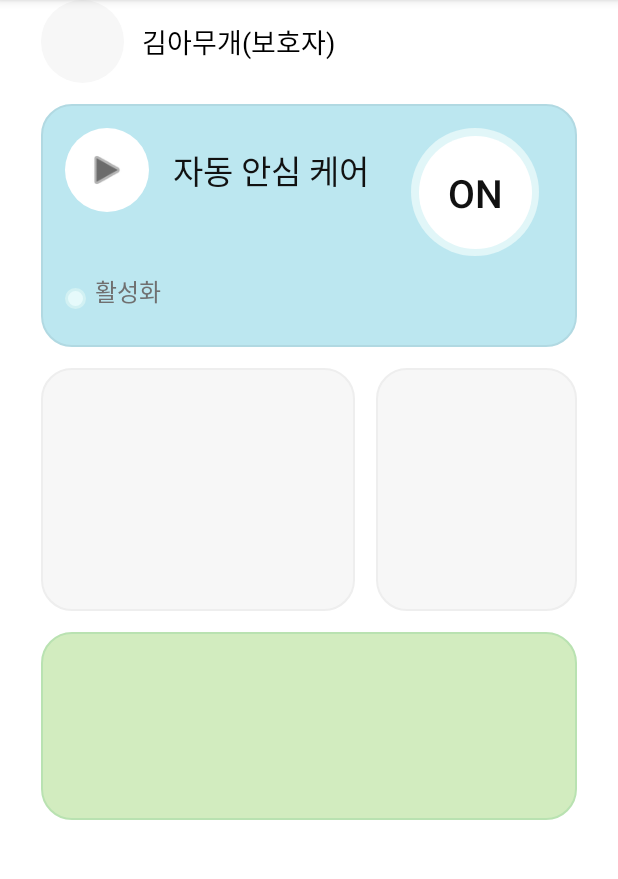
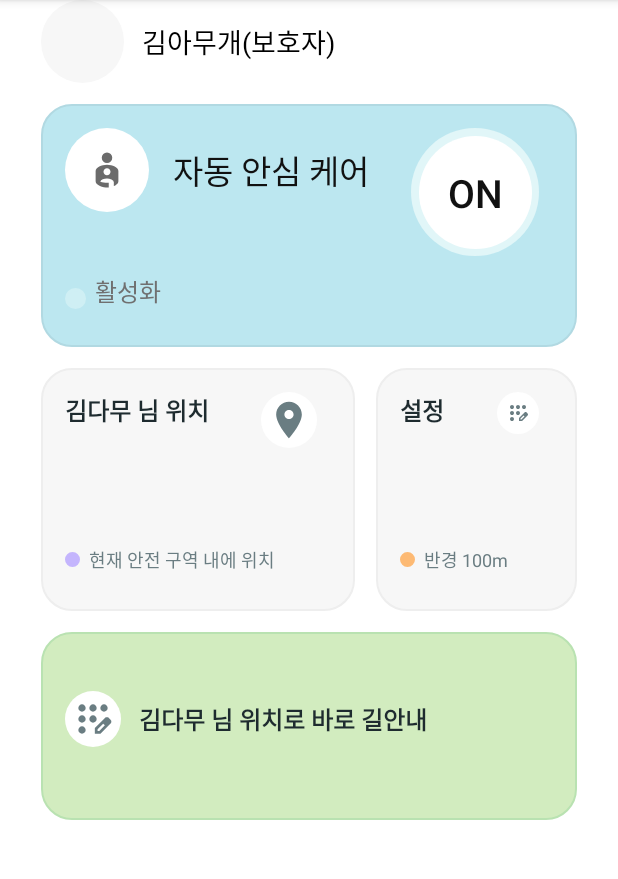
Before and after one commit to hyojeong130/dolbomgil_android_protect, an Android app built with Jetpack Compose: the HomeActivity screen opened directly, with no data from a screen before it, on a phone screen of 412 x 824 dp, the part 84-963 px from its top. Run offline under Robolectric (Android 15) with nearby library versions, the phone set to English and light mode, and no system bars.

Commit message:
메인화면 ui 구현

```diff
--- a/app/src/main/java/com/example/dive_pre/HomeActivity.kt
+++ b/app/src/main/java/com/example/dive_pre/HomeActivity.kt
@@ -1,34 +1,83 @@
 package com.example.dive_pre
 
+import android.content.Intent
+import android.content.res.ColorStateList
+import android.graphics.Color
+import android.net.Uri
 import android.os.Bundle
 import androidx.appcompat.app.AppCompatActivity
+import androidx.core.view.ViewCompat
 import com.example.dive_pre.databinding.ActivityHomeBinding
 import com.example.dive_pre.databinding.ViewCardAutoBinding
+import com.example.dive_pre.databinding.ViewCardLocationBinding
+import com.example.dive_pre.databinding.ViewCardSettingBinding
+import com.example.dive_pre.databinding.ViewCardGuideBinding
 
 class HomeActivity : AppCompatActivity() {
 
     private lateinit var vb: ActivityHomeBinding
-    private lateinit var autoCardBinding: ViewCardAutoBinding   // nullable 아님
+    private lateinit var autoCardBinding: ViewCardAutoBinding
+    private lateinit var locationCard: ViewCardLocationBinding
+    private lateinit var settingsCard: ViewCardSettingBinding
+    private lateinit var guideCard: ViewCardGuideBinding
 
+    // 데모 상태값
     private var isAutoOn = true
+    private var inSafeZone = true
+    private var radiusMeters = 100
+    private var targetName = "김다무"
+    private var targetLat = 35.2329
+    private var targetLng = 129.0827
 
     override fun onCreate(savedInstanceState: Bundle?) {
         super.onCreate(savedInstanceState)
         vb = ActivityHomeBinding.inflate(layoutInflater)
         setContentView(vb.root)
 
-        // ⬇️ bind() 호출 없이 그대로 사용
+        // include -> 바인딩 (activity_home.xml에서 include의 id가 이 이름이어야 함)
         autoCardBinding = vb.includeAuto
+        locationCard    = vb.includeLocation
+        settingsCard    = vb.includeSettings
+        guideCard       = vb.includeGuide
 
+        // 초기 렌더
         renderAutoCard()
+        renderLocationCard()
+        renderSettingsCard()
+        renderGuideCard()
 
+        // 리스너
         autoCardBinding.toggleGroup.setOnClickListener {
             isAutoOn = !isAutoOn
             renderAutoCard()
         }
+
+        // 위치 카드: 전체 클릭으로 상태 토글(데모)
+        locationCard.root.setOnClickListener {
+            inSafeZone = !inSafeZone
+            renderLocationCard()
+        }
+
+        // 설정 카드: 반경 토글(데모)
+        settingsCard.root.setOnClickListener {
+            radiusMeters = if (radiusMeters == 100) 200 else 100
+            renderSettingsCard()
+        }
+
+        // 길안내 카드: 지도 열기
+        guideCard.root.setOnClickListener {
+            val uri = Uri.parse("geo:$targetLat,$targetLng?q=$targetLat,$targetLng($targetName)")
+            startActivity(Intent(Intent.ACTION_VIEW, uri))
+        }
     }
 
     private fun renderAutoCard() = with(autoCardBinding) {
+        // 1) 카드 전체 배경(부모 FrameLayout: activity_home.xml의 @id/cardAuto)
+        vb.cardAuto.setBackgroundResource(
+            if (isAutoOn) R.drawable.bg_card_auto_on else R.drawable.bg_card_auto_off
+        )
+
+        // 2) 토글 비주얼
         ivToggleOuter.setBackgroundResource(
             if (isAutoOn) R.drawable.bg_toggle_outer_on else R.drawable.bg_toggle_outer_off
         )
@@ -36,7 +85,34 @@ class HomeActivity : AppCompatActivity() {
             if (isAutoOn) R.drawable.bg_toggle_inner_on else R.drawable.bg_toggle_inner_off
         )
         tvToggle.text = if (isAutoOn) "ON" else "OFF"
-        ivDot.setBackgroundResource(R.drawable.bg_status_dot)
+
+        // 3) 상태 문구 & 점 색상
         tvStatus.text = if (isAutoOn) "활성화" else "비활성화"
+
+        // 점은 하나의 shape(bg_status_dot)만 쓰고 틴트로 색만 변경
+        // ▶ 아래 색상 코드는 피그마에 맞춰 원하는 값으로 바꿔도 됨
+        val dotColor = if (isAutoOn) Color.parseColor("#CFEFF4") else Color.parseColor("#BDBDBD")
+        ViewCompat.setBackgroundTintList(ivDot, ColorStateList.valueOf(dotColor))
+
+        // (선택) 타이틀 글자색도 OFF일 때 살짝 흐리게 하고 싶다면:
+        // tvTitle.setTextColor(Color.parseColor(if (isAutoOn) "#111111" else "#8E8E93"))
+    }
+
+
+    private fun renderLocationCard() = with(locationCard) {
+        tvTitle.text = "$targetName 님 위치"
+        val dotColor = if (inSafeZone) Color.parseColor("#C4B5FD") else Color.parseColor("#FCA5A5")
+        ViewCompat.setBackgroundTintList(ivDot, ColorStateList.valueOf(dotColor))
+        tvStatus.text = if (inSafeZone) "현재 안전 구역 내에 위치" else "안전 구역 밖에 있음"
+    }
+
+    private fun renderSettingsCard() = with(settingsCard) {
+        tvTitle.text = "설정"
+        ViewCompat.setBackgroundTintList(ivDot, ColorStateList.valueOf(Color.parseColor("#FDBA74")))
+        tvDesc.text = "반경 ${radiusMeters}m"
+    }
+
+    private fun renderGuideCard() = with(guideCard) {
+        tvTitle.text = "$targetName 님 위치로 바로 길안내"
     }
 }
--- /dev/null
+++ b/app/src/main/res/drawable/baseline_location_on_24.xml
@@ -0,0 +1,5 @@
+<vector xmlns:android="http://schemas.android.com/apk/res/android" android:height="24dp" android:tint="#000000" android:viewportHeight="24" android:viewportWidth="24" android:width="24dp">
+
+    <path android:fillColor="@android:color/white" android:pathData="M12,2C8.13,2 5,5.13 5,9c0,5.25 7,13 7,13s7,-7.75 7,-13c0,-3.87 -3.13,-7 -7,-7zM12,11.5c-1.38,0 -2.5,-1.12 -2.5,-2.5s1.12,-2.5 2.5,-2.5 2.5,1.12 2.5,2.5 -1.12,2.5 -2.5,2.5z"/>
+
+</vector>
--- a/app/src/main/res/drawable/bg_card_auto_off.xml
+++ b/app/src/main/res/drawable/bg_card_auto_off.xml
@@ -2,5 +2,5 @@
 <shape xmlns:android="http://schemas.android.com/apk/res/android">
     <solid android:color="#D7D7D7"/>         <!-- OFF 배경 -->
     <corners android:radius="20dp"/>
-    <stroke android:width="10dp" android:color="#BBBBBB"/>  <!-- 선 -->
+    <stroke android:width="1dp" android:color="#BBBBBB"/>  <!-- 선 -->
 </shape>
--- /dev/null
+++ b/app/src/main/res/drawable/outline_account_child_invert_24.xml
@@ -0,0 +1,5 @@
+<vector xmlns:android="http://schemas.android.com/apk/res/android" android:height="24dp" android:tint="#000000" android:viewportHeight="960" android:viewportWidth="960" android:width="24dp">
+
+    <path android:fillColor="@android:color/white" android:pathData="M480,80Q530,80 565,115Q600,150 600,200Q600,250 565,285Q530,320 480,320Q430,320 395,285Q360,250 360,200Q360,150 395,115Q430,80 480,80ZM480,360Q527,360 573,371Q619,382 656,402Q694,421 717,447Q740,473 740,504L740,736Q740,753 732,769.5Q724,786 710,800Q696,814 677.5,826Q659,838 636,848L636,758Q636,720 583.5,696Q531,672 480,672Q430,672 383.5,692.5Q337,713 326,746Q364,761 404,767Q444,773 486,774Q494,774 502.5,774Q511,774 520,774L520,878Q513,880 505.5,880Q498,880 490,880Q454,880 407.5,872Q361,864 319,847Q277,830 248.5,802.5Q220,775 220,736L220,504Q220,473 243,447Q266,421 303,402Q341,382 387,371Q433,360 480,360ZM480,600Q513,600 536.5,576.5Q560,553 560,520Q560,487 536.5,463.5Q513,440 480,440Q447,440 423.5,463.5Q400,487 400,520Q400,553 423.5,576.5Q447,600 480,600Z"/>
+
+</vector>
--- /dev/null
+++ b/app/src/main/res/drawable/outline_app_registration_24.xml
@@ -0,0 +1,5 @@
+<vector xmlns:android="http://schemas.android.com/apk/res/android" android:height="24dp" android:tint="#000000" android:viewportHeight="960" android:viewportWidth="960" android:width="24dp">
+
+    <path android:fillColor="@android:color/white" android:pathData="M240,800Q207,800 183.5,776.5Q160,753 160,720Q160,687 183.5,663.5Q207,640 240,640Q273,640 296.5,663.5Q320,687 320,720Q320,753 296.5,776.5Q273,800 240,800ZM240,560Q207,560 183.5,536.5Q160,513 160,480Q160,447 183.5,423.5Q207,400 240,400Q273,400 296.5,423.5Q320,447 320,480Q320,513 296.5,536.5Q273,560 240,560ZM240,320Q207,320 183.5,296.5Q160,273 160,240Q160,207 183.5,183.5Q207,160 240,160Q273,160 296.5,183.5Q320,207 320,240Q320,273 296.5,296.5Q273,320 240,320ZM480,320Q447,320 423.5,296.5Q400,273 400,240Q400,207 423.5,183.5Q447,160 480,160Q513,160 536.5,183.5Q560,207 560,240Q560,273 536.5,296.5Q513,320 480,320ZM720,320Q687,320 663.5,296.5Q640,273 640,240Q640,207 663.5,183.5Q687,160 720,160Q753,160 776.5,183.5Q800,207 800,240Q800,273 776.5,296.5Q753,320 720,320ZM480,560Q447,560 423.5,536.5Q400,513 400,480Q400,447 423.5,423.5Q447,400 480,400Q513,400 536.5,423.5Q560,447 560,480Q560,513 536.5,536.5Q513,560 480,560ZM520,800L520,677L741,457Q750,448 761,444Q772,440 783,440Q795,440 806,444.5Q817,449 826,458L863,495Q871,504 875.5,515Q880,526 880,537Q880,548 876,559.5Q872,571 863,580L643,800L520,800ZM820,537L820,537L783,500L783,500L820,537ZM580,740L618,740L739,618L721,599L702,581L580,702L580,740ZM721,599L702,581L702,581L739,618L739,618L721,599Z"/>
+
+</vector>
--- a/app/src/main/res/layout/activity_home.xml
+++ b/app/src/main/res/layout/activity_home.xml
@@ -9,6 +9,7 @@
     android:paddingEnd="@dimen/home_side_pad"
     tools:context=".HomeActivity">
 
+    <!-- 프로필 섹션 -->
     <LinearLayout
         android:id="@+id/profileSection"
         android:layout_width="wrap_content"
@@ -18,13 +19,11 @@
         app:layout_constraintTop_toTopOf="parent"
         app:layout_constraintStart_toStartOf="parent">
 
-        <!-- 원형 프로필 대체 -->
         <View
             android:layout_width="55dp"
             android:layout_height="55dp"
             android:background="@drawable/bg_profile_placeholder"/>
 
-        <!-- 이름 -->
         <TextView
             android:id="@+id/tvProfileName"
             android:layout_width="wrap_content"
@@ -35,30 +34,27 @@
             android:textSize="18sp" />
     </LinearLayout>
 
-
-    <!-- 1) 상단 넓은 카드 -->
-    <!-- activity_home.xml -->
+    <!-- 1) 상단 넓은 카드: 자동 안심 케어 -->
     <FrameLayout
         android:id="@+id/cardAuto"
         android:layout_width="0dp"
         android:layout_height="@dimen/home_card_h"
         android:background="@drawable/bg_card_auto_on"
-        app:layout_constraintTop_toBottomOf="@id/profileSection"
-        app:layout_constraintStart_toStartOf="parent"
-        app:layout_constraintEnd_toEndOf="parent"
         android:layout_marginTop="@dimen/home_gap"
         android:paddingStart="16dp"
         android:paddingTop="16dp"
         android:paddingEnd="25dp"
-        android:paddingBottom="25dp">
+        android:paddingBottom="25dp"
+        app:layout_constraintTop_toBottomOf="@id/profileSection"
+        app:layout_constraintStart_toStartOf="parent"
+        app:layout_constraintEnd_toEndOf="parent">
 
-        <!-- ⬇️ include에 id 추가 -->
         <include
             android:id="@+id/includeAuto"
-            layout="@layout/view_card_auto" />
+            layout="@layout/view_card_auto"
+            android:layout_width="match_parent"
+            android:layout_height="match_parent" />
     </FrameLayout>
-
-
 
     <!-- 2) 가운데 행: 위치 카드 -->
     <FrameLayout
@@ -68,15 +64,22 @@
         android:background="@drawable/bg_card_location"
         android:layout_marginTop="@dimen/home_gap"
         android:layout_marginEnd="@dimen/home_gap"
+        android:paddingStart="16dp"
+        android:paddingTop="16dp"
+        android:paddingEnd="25dp"
+        android:paddingBottom="25dp"
         app:layout_constraintTop_toBottomOf="@id/cardAuto"
         app:layout_constraintStart_toStartOf="parent"
         app:layout_constraintEnd_toStartOf="@id/cardSettings"
         app:layout_constraintHorizontal_chainStyle="packed"
-        app:layout_constraintHorizontal_weight="198"
-        android:paddingStart="16dp"
-        android:paddingTop="16dp"
-        android:paddingEnd="25dp"
-        android:paddingBottom="25dp"/>
+        app:layout_constraintHorizontal_weight="198">
+
+        <include
+            android:id="@+id/includeLocation"
+            layout="@layout/view_card_location"
+            android:layout_width="match_parent"
+            android:layout_height="match_parent" />
+    </FrameLayout>
 
     <!-- 3) 가운데 행: 설정 카드 -->
     <FrameLayout
@@ -85,28 +88,42 @@
         android:layout_height="@dimen/home_card_h"
         android:background="@drawable/bg_card_location"
         android:layout_marginTop="@dimen/home_gap"
+        android:paddingStart="16dp"
+        android:paddingTop="16dp"
+        android:paddingEnd="25dp"
+        android:paddingBottom="25dp"
         app:layout_constraintTop_toBottomOf="@id/cardAuto"
         app:layout_constraintStart_toEndOf="@id/cardLocation"
         app:layout_constraintEnd_toEndOf="parent"
-        app:layout_constraintHorizontal_weight="127"
-        android:paddingStart="16dp"
-        android:paddingTop="16dp"
-        android:paddingEnd="25dp"
-        android:paddingBottom="25dp"/>
+        app:layout_constraintHorizontal_weight="127">
 
-    <!-- 4) 하단 큰 카드 -->
+        <include
+            android:id="@+id/includeSettings"
+            layout="@layout/view_card_setting"
+            android:layout_width="match_parent"
+            android:layout_height="match_parent" />
+    </FrameLayout>
+
+    <!-- 4) 하단 큰 카드: 바로 길안내 -->
     <FrameLayout
         android:id="@+id/cardGuide"
         android:layout_width="0dp"
         android:layout_height="@dimen/home_card_guide_h"
         android:background="@drawable/bg_card_guide"
         android:layout_marginTop="@dimen/home_gap"
-        app:layout_constraintTop_toBottomOf="@id/cardLocation"
-        app:layout_constraintStart_toStartOf="parent"
-        app:layout_constraintEnd_toEndOf="parent"
         android:paddingStart="16dp"
         android:paddingTop="16dp"
         android:paddingEnd="25dp"
-        android:paddingBottom="25dp"/>
+        android:paddingBottom="25dp"
+        app:layout_constraintTop_toBottomOf="@id/cardLocation"
+        app:layout_constraintStart_toStartOf="parent"
+        app:layout_constraintEnd_toEndOf="parent">
+
+        <include
+            android:id="@+id/includeGuide"
+            layout="@layout/view_card_guide"
+            android:layout_width="match_parent"
+            android:layout_height="match_parent" />
+    </FrameLayout>
 
 </androidx.constraintlayout.widget.ConstraintLayout>
--- a/app/src/main/res/layout/view_card_auto.xml
+++ b/app/src/main/res/layout/view_card_auto.xml
@@ -2,6 +2,7 @@
 <androidx.constraintlayout.widget.ConstraintLayout
     xmlns:android="http://schemas.android.com/apk/res/android"
     xmlns:app="http://schemas.android.com/apk/res-auto"
+    xmlns:tools="http://schemas.android.com/tools"
     android:layout_width="match_parent"
     android:layout_height="match_parent">
 
@@ -21,7 +22,7 @@
         android:layout_width="28dp"
         android:layout_height="28dp"
         app:tint="#6B6B6B"
-        android:src="@android:drawable/ic_media_play"
+        android:src="@drawable/outline_account_child_invert_24"
         app:layout_constraintStart_toStartOf="@id/ivIconBg"
         app:layout_constraintEnd_toEndOf="@id/ivIconBg"
         app:layout_constraintTop_toTopOf="@id/ivIconBg"
@@ -40,7 +41,8 @@
         app:layout_constraintTop_toTopOf="@id/ivIconBg"
         app:layout_constraintBottom_toBottomOf="@id/ivIconBg"
         app:layout_constraintEnd_toStartOf="@+id/toggleGroup"
-        android:layout_marginStart="16dp"/>
+        android:layout_marginStart="16dp"
+        tools:ignore="HardcodedText" />
 
     <!-- 우측 큰 원형 토글 그룹 -->
     <androidx.constraintlayout.widget.ConstraintLayout
--- /dev/null
+++ b/app/src/main/res/layout/view_card_guide.xml
@@ -0,0 +1,74 @@
+<?xml version="1.0" encoding="utf-8"?>
+<androidx.constraintlayout.widget.ConstraintLayout
+    xmlns:android="http://schemas.android.com/apk/res/android"
+    xmlns:app="http://schemas.android.com/apk/res-auto"
+    xmlns:tools="http://schemas.android.com/tools"
+    android:id="@+id/root"
+    android:layout_width="match_parent"
+    android:layout_height="match_parent"
+    android:background="@android:color/transparent"
+    android:padding="0dp">
+
+    <!-- 좌측 원형 아이콘 -->
+    <androidx.appcompat.widget.AppCompatImageView
+        android:id="@+id/ivIcon"
+        android:layout_width="37dp"
+        android:layout_height="37dp"
+        android:background="@drawable/bg_icon_circle"
+        android:padding="4dp"
+        app:srcCompat="@drawable/outline_app_registration_24"
+        app:tint="#6A7D82"
+        android:contentDescription="@string/app_name"
+        app:layout_constraintStart_toStartOf="parent"
+        app:layout_constraintTop_toTopOf="parent"
+        app:layout_constraintBottom_toBottomOf="parent" />
+
+    <!-- 제목 -->
+    <TextView
+        android:id="@+id/tvTitle"
+        android:layout_width="0dp"
+        android:layout_height="wrap_content"
+        android:layout_marginStart="12dp"
+        android:text="###님 위치로 바로 길안내"
+        android:textColor="#1E2B2F"
+        android:textStyle="bold"
+        android:textSize="16sp"
+        app:layout_constraintStart_toEndOf="@id/ivIcon"
+        app:layout_constraintEnd_toEndOf="parent"
+        app:layout_constraintTop_toTopOf="parent"
+        app:layout_constraintBottom_toBottomOf="parent"
+        tools:ignore="HardcodedText" />
+
+    <!-- inSafeZone=false 일 때 나타나는 알림 행 (기본 GONE) -->
+    <LinearLayout
+        android:id="@+id/alertRow"
+        android:layout_width="0dp"
+        android:layout_height="wrap_content"
+        android:orientation="horizontal"
+        android:gravity="center_vertical"
+        android:visibility="gone"
+        android:layout_marginStart="12dp"
+        android:layout_marginTop="8dp"
+        app:layout_constraintStart_toEndOf="@id/ivIcon"
+        app:layout_constraintEnd_toEndOf="parent"
+        app:layout_constraintTop_toBottomOf="@id/tvTitle"
+        app:layout_constraintBottom_toBottomOf="parent">
+
+        <View
+            android:id="@+id/ivAlertDot"
+            android:layout_width="10dp"
+            android:layout_height="10dp"
+            android:background="@drawable/bg_status_dot" />
+
+        <TextView
+            android:id="@+id/tvAlert"
+            android:layout_width="wrap_content"
+            android:layout_height="wrap_content"
+            android:layout_marginStart="6dp"
+            android:text="###님이 안전 구역을 벗어났습니다"
+            android:textColor="#6A7D82"
+            android:textSize="12sp"
+            tools:ignore="HardcodedText"/>
+    </LinearLayout>
+
+</androidx.constraintlayout.widget.ConstraintLayout>
--- /dev/null
+++ b/app/src/main/res/layout/view_card_location.xml
@@ -0,0 +1,66 @@
+<?xml version="1.0" encoding="utf-8"?>
+<androidx.constraintlayout.widget.ConstraintLayout
+    xmlns:android="http://schemas.android.com/apk/res/android"
+    xmlns:app="http://schemas.android.com/apk/res-auto"
+    xmlns:tools="http://schemas.android.com/tools"
+    android:id="@+id/root"
+    android:layout_width="match_parent"
+    android:layout_height="match_parent"
+    android:background="@android:color/transparent"
+    android:padding="0dp">
+
+    <!-- 제목 -->
+    <TextView
+        android:id="@+id/tvTitle"
+        android:layout_width="0dp"
+        android:layout_height="wrap_content"
+        android:text="##님 위치"
+        android:textColor="#1E2B2F"
+        android:textStyle="bold"
+        android:textSize="16sp"
+        app:layout_constraintStart_toStartOf="parent"
+        app:layout_constraintTop_toTopOf="parent"
+        app:layout_constraintEnd_toStartOf="@id/ivPin"
+        app:layout_goneMarginEnd="8dp" />
+
+    <!-- 우측 상단 핀 아이콘(둥근 배경) -->
+    <ImageView
+        android:id="@+id/ivPin"
+        android:layout_width="37dp"
+        android:layout_height="37dp"
+        android:background="@drawable/bg_icon_circle"
+        android:padding="4dp"
+        app:srcCompat="@drawable/baseline_location_on_24"
+        android:contentDescription="@string/app_name"
+        app:layout_constraintEnd_toEndOf="parent"
+        app:layout_constraintTop_toTopOf="parent"
+        app:tint="#6A7D82" />
+
+    <!-- 하단: 점 + 상태 문구 -->
+    <LinearLayout
+        android:id="@+id/statusRow"
+        android:layout_width="wrap_content"
+        android:layout_height="wrap_content"
+        android:orientation="horizontal"
+        android:gravity="center_vertical"
+        app:layout_constraintStart_toStartOf="parent"
+        app:layout_constraintBottom_toBottomOf="parent">
+
+        <View
+            android:id="@+id/ivDot"
+            android:layout_width="10dp"
+            android:layout_height="10dp"
+            android:background="@drawable/bg_status_dot" />
+
+        <TextView
+            android:id="@+id/tvStatus"
+            android:layout_width="wrap_content"
+            android:layout_height="wrap_content"
+            android:layout_marginStart="6dp"
+            android:text="현재 안전 구역 내에 위치"
+            android:textColor="#6A7D82"
+            android:textSize="12sp"
+            tools:ignore="HardcodedText" />
+    </LinearLayout>
+
+</androidx.constraintlayout.widget.ConstraintLayout>
--- /dev/null
+++ b/app/src/main/res/layout/view_card_setting.xml
@@ -0,0 +1,63 @@
+<?xml version="1.0" encoding="utf-8"?>
+<androidx.constraintlayout.widget.ConstraintLayout
+    xmlns:android="http://schemas.android.com/apk/res/android"
+    xmlns:app="http://schemas.android.com/apk/res-auto"
+    android:id="@+id/root"
+    android:layout_width="match_parent"
+    android:layout_height="match_parent"
+    android:background="@android:color/transparent"
+    android:padding="0dp">
+
+    <!-- 상단 제목 -->
+    <TextView
+        android:id="@+id/tvTitle"
+        android:layout_width="0dp"
+        android:layout_height="wrap_content"
+        android:text="설정"
+        android:textColor="#1E2B2F"
+        android:textStyle="bold"
+        android:textSize="16sp"
+        app:layout_constraintStart_toStartOf="parent"
+        app:layout_constraintTop_toTopOf="parent"
+        app:layout_constraintEnd_toStartOf="@id/ivGear"
+        app:layout_goneMarginEnd="8dp" />
+
+    <!-- 우측 상단 기어 아이콘(둥근 배경) -->
+    <ImageView
+        android:id="@+id/ivGear"
+        android:layout_width="28dp"
+        android:layout_height="28dp"
+        android:background="@drawable/bg_icon_circle"
+        android:padding="6dp"
+        app:srcCompat="@drawable/outline_app_registration_24"
+        android:contentDescription="@string/app_name"
+        app:layout_constraintEnd_toEndOf="parent"
+        app:layout_constraintTop_toTopOf="parent"
+        app:tint="#6A7D82" />
+
+    <!-- 하단 상태: 점 + 설명 -->
+    <LinearLayout
+        android:id="@+id/statusRow"
+        android:layout_width="wrap_content"
+        android:layout_height="wrap_content"
+        android:orientation="horizontal"
+        android:gravity="center_vertical"
+        app:layout_constraintStart_toStartOf="parent"
+        app:layout_constraintBottom_toBottomOf="parent">
+
+        <View
+            android:id="@+id/ivDot"
+            android:layout_width="10dp"
+            android:layout_height="10dp"
+            android:background="@drawable/bg_status_dot" />
+
+        <TextView
+            android:id="@+id/tvDesc"
+            android:layout_width="wrap_content"
+            android:layout_height="wrap_content"
+            android:layout_marginStart="6dp"
+            android:text="반경 100m"
+            android:textColor="#6A7D82"
+            android:textSize="12sp" />
+    </LinearLayout>
+</androidx.constraintlayout.widget.ConstraintLayout>
--- a/gradle/libs.versions.toml
+++ b/gradle/libs.versions.toml
@@ -8,6 +8,7 @@ espressoCore = "3.7.0"
 lifecycleRuntimeKtx = "2.9.2"
 activityCompose = "1.10.1"
 composeBom = "2025.08.00"
+playServicesMaps = "19.2.0"
 
 [libraries]
 androidx-core-ktx = { group = "androidx.core", name = "core-ktx", version.ref = "coreKtx" }
@@ -24,6 +25,7 @@ androidx-ui-tooling-preview = { group = "androidx.compose.ui", name = "ui-toolin
 androidx-ui-test-manifest = { group = "androidx.compose.ui", name = "ui-test-manifest" }
 androidx-ui-test-junit4 = { group = "androidx.compose.ui", name = "ui-test-junit4" }
 androidx-material3 = { group = "androidx.compose.material3", name = "material3" }
+play-services-maps = { group = "com.google.android.gms", name = "play-services-maps", version.ref = "playServicesMaps" }
 
 [plugins]
 android-application = { id = "com.android.application", version.ref = "agp" }
```
Also changed, not shown: app/build.gradle.kts (+9 -0 lines).
